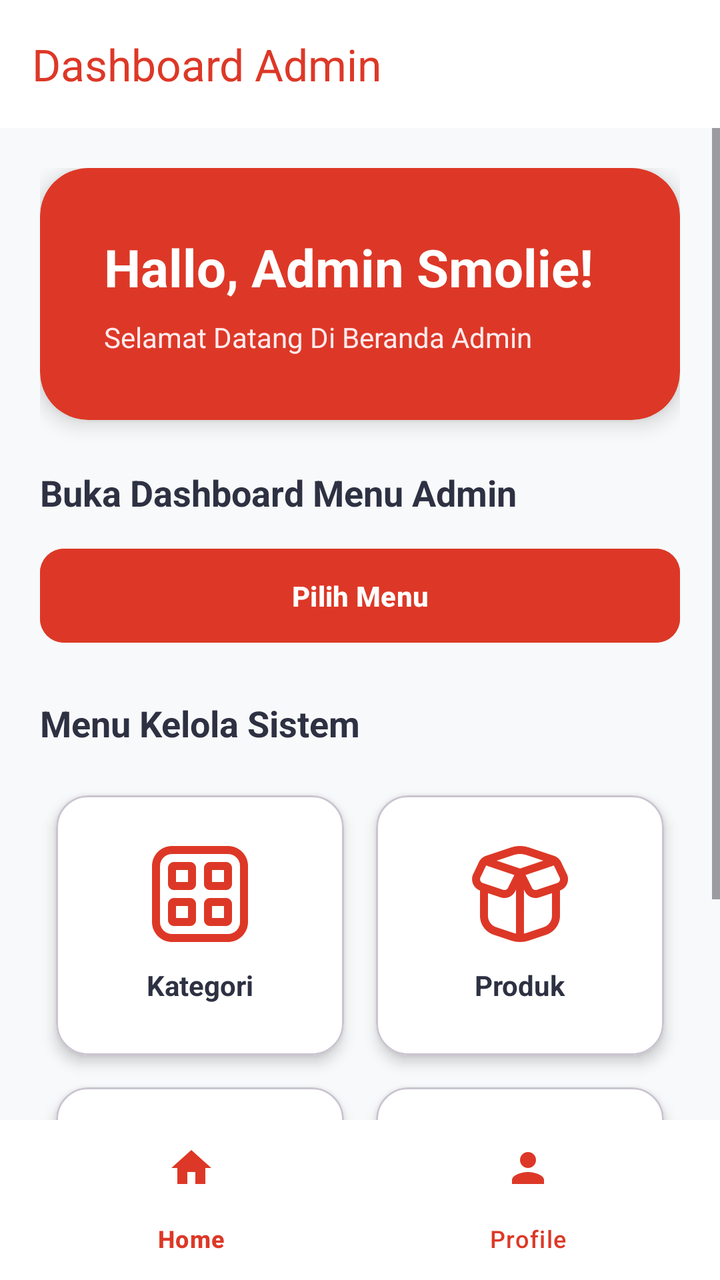
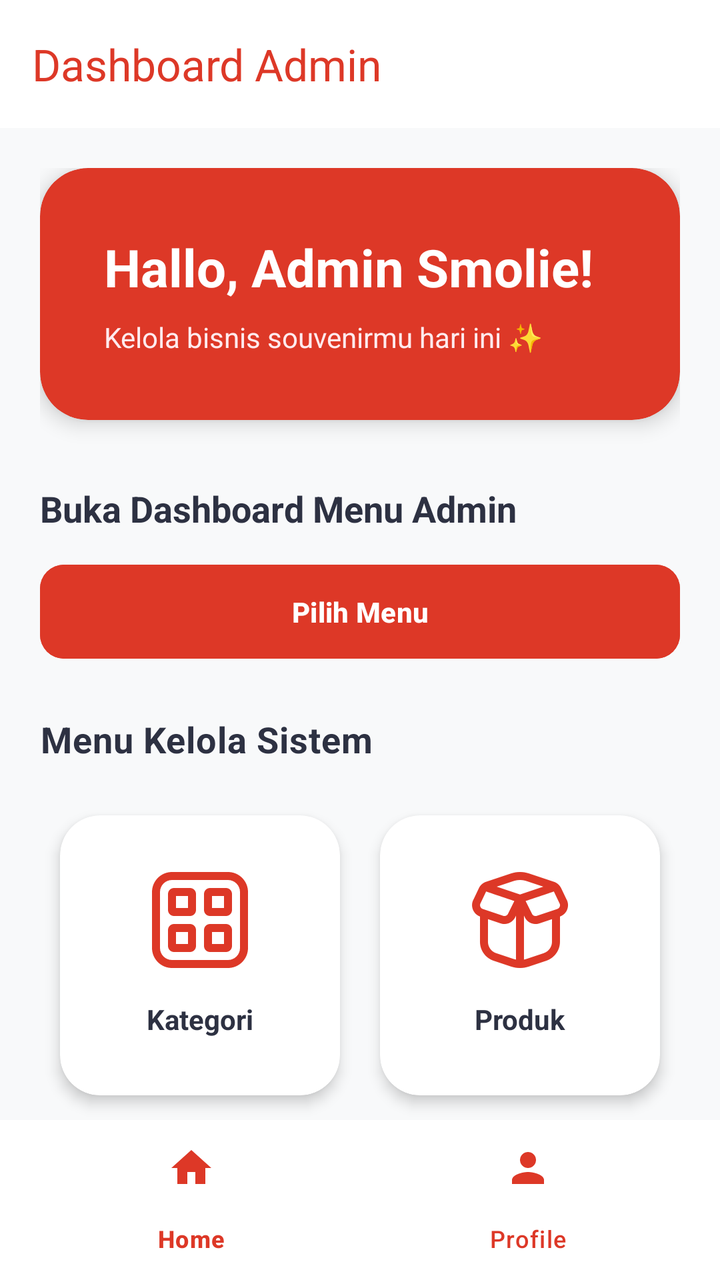

Compare the two renders of this Android layout. The source of the first and the diff that turns it into the second are given below.
<!-- AndroidManifest.xml: application theme Theme.SmolieGiftMobile -->
<!-- res/layout/activity_admin_dashboard.xml -->
<?xml version="1.0" encoding="utf-8"?>
<androidx.constraintlayout.widget.ConstraintLayout xmlns:android="http://schemas.android.com/apk/res/android"
    xmlns:app="http://schemas.android.com/apk/res-auto"
    android:layout_width="match_parent"
    android:layout_height="match_parent"
    android:background="#F8F9FA">

    <androidx.appcompat.widget.Toolbar
        android:id="@+id/toolbarAdmin"
        android:layout_width="match_parent"
        android:layout_height="?attr/actionBarSize"
        android:background="#FFFFFF"
        android:elevation="4dp"
        app:title="Dashboard Admin"
        app:titleTextColor="#DD3827"
        app:layout_constraintTop_toTopOf="parent" />

    <FrameLayout
        android:id="@+id/contentFrame"
        android:layout_width="match_parent"
        android:layout_height="0dp"
        app:layout_constraintTop_toBottomOf="@id/toolbarAdmin"
        app:layout_constraintBottom_toTopOf="@id/bottomNavigation">

        <ScrollView
            android:id="@+id/layoutHome"
            android:layout_width="match_parent"
            android:layout_height="match_parent"
            android:visibility="visible">

            <LinearLayout
                android:layout_width="match_parent"
                android:layout_height="wrap_content"
                android:orientation="vertical"
                android:padding="20dp">

                
                <com.google.android.material.card.MaterialCardView
                    android:layout_width="match_parent"
                    android:layout_height="wrap_content"
                    app:cardBackgroundColor="#DD3827"
                    app:cardCornerRadius="24dp"
                    app:cardElevation="6dp"
                    app:strokeWidth="0dp"
                    android:layout_marginBottom="24dp">
                    <LinearLayout
                        android:layout_width="match_parent"
                        android:layout_height="wrap_content"
                        android:orientation="vertical"
                        android:padding="32dp">
                        <TextView
                            android:layout_width="wrap_content"
                            android:layout_height="wrap_content"
                            android:text="Hallo, Admin Smolie!"
                            android:textColor="#FFFFFF"
                            android:textSize="26sp"
                            android:textStyle="bold"/>
                        <TextView
                            android:layout_width="wrap_content"
                            android:layout_height="wrap_content"
                            android:text="Selamat Datang Di Beranda Admin"
                            android:textColor="#FFEBEE"
                            android:textSize="14sp"
                            android:layout_marginTop="8dp"/>
                    </LinearLayout>
                </com.google.android.material.card.MaterialCardView>

                
                <TextView
                    android:layout_width="wrap_content"
                    android:layout_height="wrap_content"
                    android:text="Buka Dashboard Menu Admin"
                    android:textColor="#2D3142"
                    android:textStyle="bold"
                    android:textSize="18sp"
                    android:layout_marginBottom="12dp"/>

                <Button
                    android:id="@+id/btnPilihMenu"
                    android:layout_width="match_parent"
                    android:layout_height="55dp"
                    android:text="Pilih Menu"
                    android:backgroundTint="#DD3827"
                    android:textColor="#FFFFFF"
                    android:textStyle="bold"
                    app:cornerRadius="12dp"
                    android:layout_marginBottom="24dp"
                    android:elevation="4dp"/>

                <TextView
                    android:layout_width="wrap_content"
                    android:layout_height="wrap_content"
                    android:text="Menu Kelola Sistem"
                    android:textColor="#2D3142"
                    android:textStyle="bold"
                    android:textSize="18sp"
                    android:layout_marginBottom="16dp"/>

                <GridLayout
                    android:layout_width="match_parent"
                    android:layout_height="wrap_content"
                    android:columnCount="2"
                    android:alignmentMode="alignMargins"
                    android:columnOrderPreserved="false">

                    <com.google.android.material.card.MaterialCardView
                        android:id="@+id/cvMenuKategori"
                        android:layout_width="0dp"
                        android:layout_height="wrap_content"
                        android:layout_columnWeight="1"
                        android:layout_margin="8dp"
                        app:cardCornerRadius="16dp"
                        app:cardElevation="4dp"
                        app:cardBackgroundColor="#FFFFFF">
                        <LinearLayout
                            android:layout_width="match_parent"
                            android:layout_height="130dp"
                            android:orientation="vertical"
                            android:gravity="center"
                            android:padding="16dp">
                            <ImageView
                                android:layout_width="48dp"
                                android:layout_height="48dp"
                                android:src="@drawable/category_alt"
                                app:tint="#DD3827"/>
                            <TextView android:layout_width="wrap_content" android:layout_height="wrap_content" android:text="Kategori" android:textStyle="bold" android:textColor="#2D3142" android:layout_marginTop="12dp"/>
                        </LinearLayout>
                    </com.google.android.material.card.MaterialCardView>

                    <com.google.android.material.card.MaterialCardView
                        android:id="@+id/cvMenuProduk"
                        android:layout_width="0dp"
                        android:layout_height="wrap_content"
                        android:layout_columnWeight="1"
                        android:layout_margin="8dp"
                        app:cardCornerRadius="16dp"
                        app:cardElevation="4dp"
                        app:cardBackgroundColor="#FFFFFF">
                        <LinearLayout
                            android:layout_width="match_parent"
                            android:layout_height="130dp"
                            android:orientation="vertical"
                            android:gravity="center"
                            android:padding="16dp">
                            <ImageView
                                android:layout_width="48dp"
                                android:layout_height="48dp"
                                android:src="@drawable/box_open"
                                app:tint="#DD3827"/>
                            <TextView android:layout_width="wrap_content" android:layout_height="wrap_content" android:text="Produk" android:textStyle="bold" android:textColor="#2D3142" android:layout_marginTop="12dp"/>
                        </LinearLayout>
                    </com.google.android.material.card.MaterialCardView>

                    <com.google.android.material.card.MaterialCardView
                        android:id="@+id/cvMenuTransaksi"
                        android:layout_width="0dp"
                        android:layout_height="wrap_content"
                        android:layout_columnWeight="1"
                        android:layout_margin="8dp"
                        app:cardCornerRadius="16dp"
                        app:cardElevation="4dp"
                        app:cardBackgroundColor="#FFFFFF">
                        <LinearLayout
                            android:layout_width="match_parent"
                            android:layout_height="130dp"
                            android:orientation="vertical"
                            android:gravity="center"
                            android:padding="16dp">
                            <ImageView
                                android:layout_width="48dp"
                                android:layout_height="48dp"
                                android:src="@drawable/cash_register"
                                app:tint="#DD3827"/>
                            <TextView android:layout_width="wrap_content" android:layout_height="wrap_content" android:text="Transaksi" android:textStyle="bold" android:textColor="#2D3142" android:layout_marginTop="12dp"/>
                        </LinearLayout>
                    </com.google.android.material.card.MaterialCardView>

                    <com.google.android.material.card.MaterialCardView
                        android:id="@+id/cvMenuLaporan"
                        android:layout_width="0dp"
                        android:layout_height="wrap_content"
                        android:layout_columnWeight="1"
                        android:layout_margin="8dp"
                        app:cardCornerRadius="16dp"
                        app:cardElevation="4dp"
                        app:cardBackgroundColor="#FFFFFF">
                        <LinearLayout
                            android:layout_width="match_parent"
                            android:layout_height="130dp"
                            android:orientation="vertical"
                            android:gravity="center"
                            android:padding="16dp">
                            <ImageView
                                android:layout_width="48dp"
                                android:layout_height="48dp"
                                android:src="@drawable/newspaper"
                                app:tint="#DD3827"/>
                            <TextView android:layout_width="wrap_content" android:layout_height="wrap_content" android:text="Laporan" android:textStyle="bold" android:textColor="#2D3142" android:layout_marginTop="12dp"/>
                        </LinearLayout>
                    </com.google.android.material.card.MaterialCardView>

                </GridLayout>

            </LinearLayout>
        </ScrollView>

        <LinearLayout
            android:id="@+id/layoutProfile"
            android:layout_width="match_parent"
            android:layout_height="match_parent"
            android:orientation="vertical"
            android:gravity="center"
            android:padding="20dp"
            android:visibility="gone">

            <ImageView
                android:id="@+id/ivAdminProfile"
                android:layout_width="120dp"
                android:layout_height="120dp"
                android:src="@drawable/smolie"
                android:scaleType="centerCrop"
                android:layout_marginBottom="16dp" />

            <TextView
                android:layout_width="wrap_content"
                android:layout_height="wrap_content"
                android:text="Administrator"
                android:textSize="20sp"
                android:textStyle="bold"
                android:textColor="#2D3142"/>
        </LinearLayout>

    </FrameLayout>

    <com.google.android.material.bottomnavigation.BottomNavigationView
        android:id="@+id/bottomNavigation"
        android:layout_width="match_parent"
        android:layout_height="wrap_content"
        android:background="#FFFFFF"
        app:itemIconTint="#DD3827"
        app:itemTextColor="#DD3827"
        app:menu="@menu/admin_bottom_menu"
        app:layout_constraintBottom_toBottomOf="parent" />

</androidx.constraintlayout.widget.ConstraintLayout>
<!-- resources referenced by this layout -->
<resources>
  <!-- drawable cash_register (drawable) -->
  <vector xmlns:android="http://schemas.android.com/apk/res/android"
      android:width="512dp"
      android:height="512dp"
      android:viewportWidth="24"
      android:viewportHeight="24">
    <path
        android:fillColor="#FF000000"
        android:pathData="M19,10L7,10v-3h1.5c1.93,0 3.5,-1.57 3.5,-3.5s-1.57,-3.5 -3.5,-3.5L3.5,0C1.57,0 0,1.57 0,3.5s1.57,3.5 3.5,3.5h1.5v3c-2.757,0 -5,2.243 -5,5v4c0,2.757 2.243,5 5,5h14c2.757,0 5,-2.243 5,-5v-4c0,-2.757 -2.243,-5 -5,-5ZM2,3.5c0,-0.827 0.673,-1.5 1.5,-1.5h5c0.827,0 1.5,0.673 1.5,1.5s-0.673,1.5 -1.5,1.5L3.5,5c-0.827,0 -1.5,-0.673 -1.5,-1.5ZM5,12h14c1.654,0 3,1.346 3,3v3L2,18v-3c0,-1.654 1.346,-3 3,-3ZM19,22L5,22c-1.304,0 -2.415,-0.836 -2.828,-2L21.828,20c-0.413,1.164 -1.524,2 -2.828,2ZM9,15c0,-0.552 0.448,-1 1,-1s1,0.448 1,1 -0.448,1 -1,1 -1,-0.448 -1,-1ZM5,15c0,-0.552 0.448,-1 1,-1s1,0.448 1,1 -0.448,1 -1,1 -1,-0.448 -1,-1ZM13,15c0,-0.552 0.448,-1 1,-1s1,0.448 1,1 -0.448,1 -1,1 -1,-0.448 -1,-1ZM17,15c0,-0.552 0.448,-1 1,-1s1,0.448 1,1 -0.448,1 -1,1 -1,-0.448 -1,-1Z"/>
  </vector>
  <!-- drawable category_alt (drawable) -->
  <vector xmlns:android="http://schemas.android.com/apk/res/android"
      android:width="24dp"
      android:height="24dp"
      android:viewportWidth="24"
      android:viewportHeight="24">
    <path
        android:fillColor="#FF000000"
        android:pathData="m19,0L5,0C2.243,0 0,2.243 0,5v14c0,2.757 2.243,5 5,5h14c2.757,0 5,-2.243 5,-5L24,5c0,-2.757 -2.243,-5 -5,-5ZM22,19c0,1.654 -1.346,3 -3,3L5,22c-1.654,0 -3,-1.346 -3,-3L2,5c0,-1.654 1.346,-3 3,-3h14c1.654,0 3,1.346 3,3v14ZM9.5,4h-4c-0.827,0 -1.5,0.673 -1.5,1.5v4c0,0.827 0.673,1.5 1.5,1.5h4c0.827,0 1.5,-0.673 1.5,-1.5v-4c0,-0.827 -0.673,-1.5 -1.5,-1.5ZM9,9h-3v-3h3v3ZM18.5,4h-4c-0.827,0 -1.5,0.673 -1.5,1.5v4c0,0.827 0.673,1.5 1.5,1.5h4c0.827,0 1.5,-0.673 1.5,-1.5v-4c0,-0.827 -0.673,-1.5 -1.5,-1.5ZM18,9h-3v-3h3v3ZM9.5,13h-4c-0.827,0 -1.5,0.673 -1.5,1.5v4c0,0.827 0.673,1.5 1.5,1.5h4c0.827,0 1.5,-0.673 1.5,-1.5v-4c0,-0.827 -0.673,-1.5 -1.5,-1.5ZM9,18h-3v-3h3v3ZM18.5,13h-4c-0.827,0 -1.5,0.673 -1.5,1.5v4c0,0.827 0.673,1.5 1.5,1.5h4c0.827,0 1.5,-0.673 1.5,-1.5v-4c0,-0.827 -0.673,-1.5 -1.5,-1.5ZM18,18h-3v-3h3v3Z"/>
  </vector>
  <!-- drawable newspaper (drawable) -->
  <vector xmlns:android="http://schemas.android.com/apk/res/android"
      android:width="24dp"
      android:height="24dp"
      android:viewportWidth="24"
      android:viewportHeight="24">
    <path
        android:fillColor="#FF000000"
        android:pathData="m19,0h-9c-2.757,0 -5,2.243 -5,5v1h-0.5c-2.481,0 -4.5,2.019 -4.5,4.5v10c0,1.929 1.569,3.499 3.499,3.5h15.501c2.757,0 5,-2.243 5,-5L24,5c0,-2.757 -2.243,-5 -5,-5ZM5,20.5c0,0.827 -0.673,1.5 -1.5,1.5s-1.5,-0.673 -1.5,-1.5v-10c0,-1.378 1.122,-2.5 2.5,-2.5h0.5v12.5ZM22,19c0,1.654 -1.346,3 -3,3L6.662,22c0.216,-0.455 0.338,-0.963 0.338,-1.5L7,5c0,-1.654 1.346,-3 3,-3h9c1.654,0 3,1.346 3,3v14ZM20,7c0,0.552 -0.448,1 -1,1h-3c-0.552,0 -1,-0.448 -1,-1s0.448,-1 1,-1h3c0.552,0 1,0.448 1,1ZM20,11c0,0.552 -0.448,1 -1,1h-9c-0.552,0 -1,-0.448 -1,-1s0.448,-1 1,-1h9c0.552,0 1,0.448 1,1ZM20,15c0,0.552 -0.448,1 -1,1h-9c-0.552,0 -1,-0.448 -1,-1s0.448,-1 1,-1h9c0.552,0 1,0.448 1,1ZM20,19c0,0.552 -0.448,1 -1,1h-9c-0.552,0 -1,-0.448 -1,-1s0.448,-1 1,-1h9c0.552,0 1,0.448 1,1ZM9,7v-2c0,-0.552 0.448,-1 1,-1h2c0.552,0 1,0.448 1,1v2c0,0.552 -0.448,1 -1,1h-2c-0.552,0 -1,-0.448 -1,-1Z"/>
  </vector>
  <style name="Theme.SmolieGiftMobile" parent="Base.Theme.SmolieGiftMobile" />
  <style name="Base.Theme.SmolieGiftMobile" parent="Theme.Material3.DayNight.NoActionBar">
          
          <item name="colorPrimary">#DD3827</item>
          <item name="colorOnPrimary">#FFFFFF</item>
      </style>
  <!-- unchanged entries left out for length: 2 -->
</resources>

<!-- the commit's change to res/layout/activity_admin_dashboard.xml (unified diff, before → after) -->
@@ -22,17 +22,20 @@
         app:layout_constraintTop_toBottomOf="@id/toolbarAdmin"
         app:layout_constraintBottom_toTopOf="@id/bottomNavigation">
 
+        
         <ScrollView
             android:id="@+id/layoutHome"
             android:layout_width="match_parent"
             android:layout_height="match_parent"
+            android:scrollbars="none"
             android:visibility="visible">
 
             <LinearLayout
                 android:layout_width="match_parent"
                 android:layout_height="wrap_content"
                 android:orientation="vertical"
-                android:padding="20dp">
+                android:padding="20dp"
+                android:paddingBottom="40dp">
 
                 
                 <com.google.android.material.card.MaterialCardView
@@ -42,7 +45,7 @@
                     app:cardCornerRadius="24dp"
                     app:cardElevation="6dp"
                     app:strokeWidth="0dp"
-                    android:layout_marginBottom="24dp">
+                    android:layout_marginBottom="32dp">
                     <LinearLayout
                         android:layout_width="match_parent"
                         android:layout_height="wrap_content"
@@ -58,14 +61,13 @@
                         <TextView
                             android:layout_width="wrap_content"
                             android:layout_height="wrap_content"
-                            android:text="Selamat Datang Di Beranda Admin"
+                            android:text="Kelola bisnis souvenirmu hari ini ✨"
                             android:textColor="#FFEBEE"
                             android:textSize="14sp"
                             android:layout_marginTop="8dp"/>
                     </LinearLayout>
                 </com.google.android.material.card.MaterialCardView>
 
-                
                 <TextView
                     android:layout_width="wrap_content"
                     android:layout_height="wrap_content"
@@ -94,7 +96,8 @@
                     android:textColor="#2D3142"
                     android:textStyle="bold"
                     android:textSize="18sp"
-                    android:layout_marginBottom="16dp"/>
+                    android:layout_marginBottom="16dp"
+                    android:letterSpacing="0.02"/>
 
                 <GridLayout
                     android:layout_width="match_parent"
@@ -108,13 +111,14 @@
                         android:layout_width="0dp"
                         android:layout_height="wrap_content"
                         android:layout_columnWeight="1"
-                        android:layout_margin="8dp"
-                        app:cardCornerRadius="16dp"
+                        android:layout_margin="10dp"
+                        app:cardCornerRadius="20dp"
                         app:cardElevation="4dp"
+                        app:strokeWidth="0dp"
                         app:cardBackgroundColor="#FFFFFF">
                         <LinearLayout
                             android:layout_width="match_parent"
-                            android:layout_height="130dp"
+                            android:layout_height="140dp"
                             android:orientation="vertical"
                             android:gravity="center"
                             android:padding="16dp">
@@ -123,7 +127,7 @@
                                 android:layout_height="48dp"
                                 android:src="@drawable/category_alt"
                                 app:tint="#DD3827"/>
-                            <TextView android:layout_width="wrap_content" android:layout_height="wrap_content" android:text="Kategori" android:textStyle="bold" android:textColor="#2D3142" android:layout_marginTop="12dp"/>
+                            <TextView android:layout_width="wrap_content" android:layout_height="wrap_content" android:text="Kategori" android:textStyle="bold" android:textColor="#2D3142" android:layout_marginTop="16dp"/>
                         </LinearLayout>
                     </com.google.android.material.card.MaterialCardView>
 
@@ -132,13 +136,14 @@
                         android:layout_width="0dp"
                         android:layout_height="wrap_content"
                         android:layout_columnWeight="1"
-                        android:layout_margin="8dp"
-                        app:cardCornerRadius="16dp"
+                        android:layout_margin="10dp"
+                        app:cardCornerRadius="20dp"
                         app:cardElevation="4dp"
+                        app:strokeWidth="0dp"
                         app:cardBackgroundColor="#FFFFFF">
                         <LinearLayout
                             android:layout_width="match_parent"
-                            android:layout_height="130dp"
+                            android:layout_height="140dp"
                             android:orientation="vertical"
                             android:gravity="center"
                             android:padding="16dp">
@@ -147,7 +152,7 @@
                                 android:layout_height="48dp"
                                 android:src="@drawable/box_open"
                                 app:tint="#DD3827"/>
-                            <TextView android:layout_width="wrap_content" android:layout_height="wrap_content" android:text="Produk" android:textStyle="bold" android:textColor="#2D3142" android:layout_marginTop="12dp"/>
+                            <TextView android:layout_width="wrap_content" android:layout_height="wrap_content" android:text="Produk" android:textStyle="bold" android:textColor="#2D3142" android:layout_marginTop="16dp"/>
                         </LinearLayout>
                     </com.google.android.material.card.MaterialCardView>
 
@@ -156,13 +161,14 @@
                         android:layout_width="0dp"
                         android:layout_height="wrap_content"
                         android:layout_columnWeight="1"
-                        android:layout_margin="8dp"
-                        app:cardCornerRadius="16dp"
+                        android:layout_margin="10dp"
+                        app:cardCornerRadius="20dp"
                         app:cardElevation="4dp"
+                        app:strokeWidth="0dp"
                         app:cardBackgroundColor="#FFFFFF">
                         <LinearLayout
                             android:layout_width="match_parent"
-                            android:layout_height="130dp"
+                            android:layout_height="140dp"
                             android:orientation="vertical"
                             android:gravity="center"
                             android:padding="16dp">
@@ -171,7 +177,7 @@
                                 android:layout_height="48dp"
                                 android:src="@drawable/cash_register"
                                 app:tint="#DD3827"/>
-                            <TextView android:layout_width="wrap_content" android:layout_height="wrap_content" android:text="Transaksi" android:textStyle="bold" android:textColor="#2D3142" android:layout_marginTop="12dp"/>
+                            <TextView android:layout_width="wrap_content" android:layout_height="wrap_content" android:text="Transaksi" android:textStyle="bold" android:textColor="#2D3142" android:layout_marginTop="16dp"/>
                         </LinearLayout>
                     </com.google.android.material.card.MaterialCardView>
 
@@ -180,13 +186,14 @@
                         android:layout_width="0dp"
                         android:layout_height="wrap_content"
                         android:layout_columnWeight="1"
-                        android:layout_margin="8dp"
-                        app:cardCornerRadius="16dp"
+                        android:layout_margin="10dp"
+                        app:cardCornerRadius="20dp"
                         app:cardElevation="4dp"
+                        app:strokeWidth="0dp"
                         app:cardBackgroundColor="#FFFFFF">
                         <LinearLayout
                             android:layout_width="match_parent"
-                            android:layout_height="130dp"
+                            android:layout_height="140dp"
                             android:orientation="vertical"
                             android:gravity="center"
                             android:padding="16dp">
@@ -195,7 +202,7 @@
                                 android:layout_height="48dp"
                                 android:src="@drawable/newspaper"
                                 app:tint="#DD3827"/>
-                            <TextView android:layout_width="wrap_content" android:layout_height="wrap_content" android:text="Laporan" android:textStyle="bold" android:textColor="#2D3142" android:layout_marginTop="12dp"/>
+                            <TextView android:layout_width="wrap_content" android:layout_height="wrap_content" android:text="Laporan" android:textStyle="bold" android:textColor="#2D3142" android:layout_marginTop="16dp"/>
                         </LinearLayout>
                     </com.google.android.material.card.MaterialCardView>
 
@@ -204,30 +211,114 @@
             </LinearLayout>
         </ScrollView>
 
+        
         <LinearLayout
             android:id="@+id/layoutProfile"
             android:layout_width="match_parent"
             android:layout_height="match_parent"
             android:orientation="vertical"
-            android:gravity="center"
-            android:padding="20dp"
+            android:padding="24dp"
+            android:gravity="center_horizontal"
             android:visibility="gone">
 
-            <ImageView
-                android:id="@+id/ivAdminProfile"
-                android:layout_width="120dp"
-                android:layout_height="120dp"
-                android:src="@drawable/smolie"
-                android:scaleType="centerCrop"
-                android:layout_marginBottom="16dp" />
+            <com.google.android.material.card.MaterialCardView
+                android:layout_width="140dp"
+                android:layout_height="140dp"
+                app:cardCornerRadius="70dp"
+                app:cardElevation="8dp"
+                app:strokeColor="#DD3827"
+                app:strokeWidth="3dp"
+                android:layout_marginBottom="24dp"
+                app:cardPreventCornerOverlap="false">
+                <ImageView
+                    android:id="@+id/ivAdminProfile"
+                    android:layout_width="match_parent"
+                    android:layout_height="match_parent"
+                    android:src="@drawable/smolie"
+                    android:scaleType="centerCrop"
+                    android:contentDescription="Admin Profile"/>
+            </com.google.android.material.card.MaterialCardView>
 
             <TextView
+                android:id="@+id/tvAdminProfileName"
                 android:layout_width="wrap_content"
                 android:layout_height="wrap_content"
                 android:text="Administrator"
-                android:textSize="20sp"
+                android:textSize="26sp"
                 android:textStyle="bold"
                 android:textColor="#2D3142"/>
+
+            <TextView
+                android:id="@+id/tvAdminProfileEmail"
+                android:layout_width="wrap_content"
+                android:layout_height="wrap_content"
+                android:text="admin@smolie.com"
+                android:textSize="16sp"
+                android:textColor="#64748B"
+                android:layout_marginBottom="32dp"
+                android:fontFamily="sans-serif-medium"/>
+
+            <com.google.android.material.card.MaterialCardView
+                android:layout_width="match_parent"
+                android:layout_height="wrap_content"
+                app:cardCornerRadius="20dp"
+                app:cardElevation="3dp"
+                app:strokeWidth="0dp"
+                app:cardBackgroundColor="#FFFFFF">
+                <LinearLayout
+                    android:layout_width="match_parent"
+                    android:layout_height="wrap_content"
+                    android:orientation="vertical"
+                    android:padding="24dp">
+                    <TextView
+                        android:layout_width="wrap_content"
+                        android:layout_height="wrap_content"
+                        android:text="Informasi Akun Admin"
+                        android:textStyle="bold"
+                        android:textColor="#2D3142"
+                        android:textSize="18sp"
+                        android:layout_marginBottom="16dp"/>
+
+                    <TextView
+                        android:id="@+id/tvAdminProfileUsername"
+                        android:layout_width="wrap_content"
+                        android:layout_height="wrap_content"
+                        android:text="Username: -"
+                        android:textColor="#64748B"
+                        android:textSize="14sp"/>
+
+                    <View android:layout_width="match_parent" android:layout_height="1dp" android:background="#F1F5F9" android:layout_marginTop="12dp" android:layout_marginBottom="12dp"/>
+
+                    <TextView
+                        android:id="@+id/tvAdminProfilePhone"
+                        android:layout_width="wrap_content"
+                        android:layout_height="wrap_content"
+                        android:text="Telepon: -"
+                        android:textColor="#64748B"
+                        android:textSize="14sp"/>
+
+                    <View android:layout_width="match_parent" android:layout_height="1dp" android:background="#F1F5F9" android:layout_marginTop="12dp" android:layout_marginBottom="12dp"/>
+
+                    <TextView
+                        android:id="@+id/tvAdminProfileGender"
+                        android:layout_width="wrap_content"
+                        android:layout_height="wrap_content"
+                        android:text="Gender: -"
+                        android:textColor="#64748B"
+                        android:textSize="14sp"/>
+
+                    <View android:layout_width="match_parent" android:layout_height="1dp" android:background="#F1F5F9" android:layout_marginTop="12dp" android:layout_marginBottom="12dp"/>
+
+                    <TextView
+                        android:id="@+id/tvAdminProfileAddress"
+                        android:layout_width="wrap_content"
+                        android:layout_height="wrap_content"
+                        android:text="Alamat: -"
+                        android:textColor="#64748B"
+                        android:textSize="14sp"/>
+                </LinearLayout>
+            </com.google.android.material.card.MaterialCardView>
+
         </LinearLayout>
 
     </FrameLayout>
